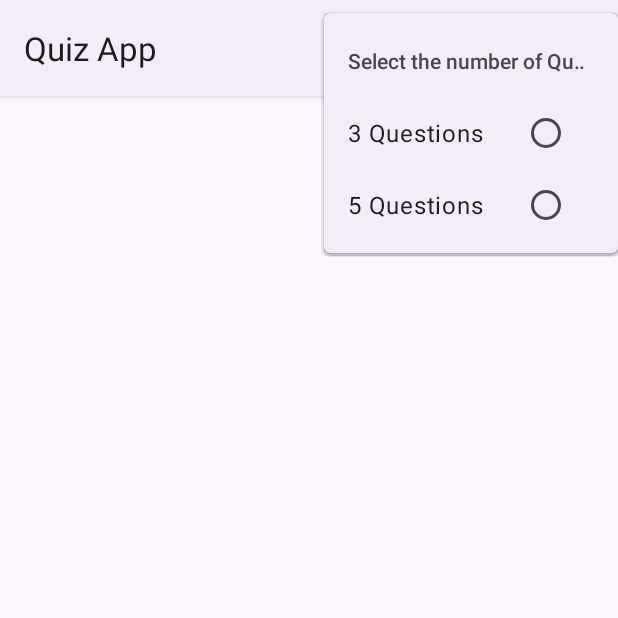
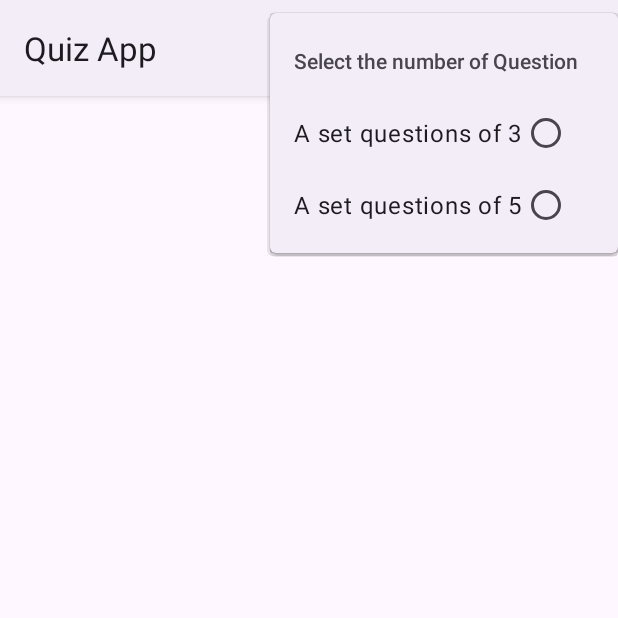
Before and after one commit to TkhaoLanh/QuizApp, an Android app: the screen it shows after launch (MainActivity), in the options menu, after a tap on "Select the number of Question", on a phone screen of 412 x 824 dp, the top half of it. Run offline under Robolectric (Android 15) with nearby library versions, the phone set to English and light mode, and no system bars; 4 statements that could not run were skipped.

Commit message:
Update strings.xml

```diff
--- a/app/src/main/res/values/strings.xml
+++ b/app/src/main/res/values/strings.xml
@@ -32,8 +32,8 @@
     <string name="no">No</string>
     <string name="ok">OK</string>
     <string name="deleted">Reset Successfully!</string>
-    <string name="question_3">3 Questions</string>
-    <string name="question_5">5 Questions</string>
+    <string name="question_3">A set questions of 3</string>
+    <string name="question_5">A set questions of 5</string>
     <string name="enterQuestion">Enter Question here</string>
     <string name="create">Create</string>
     <string name="createNewQues">Create A New Question</string>
```
